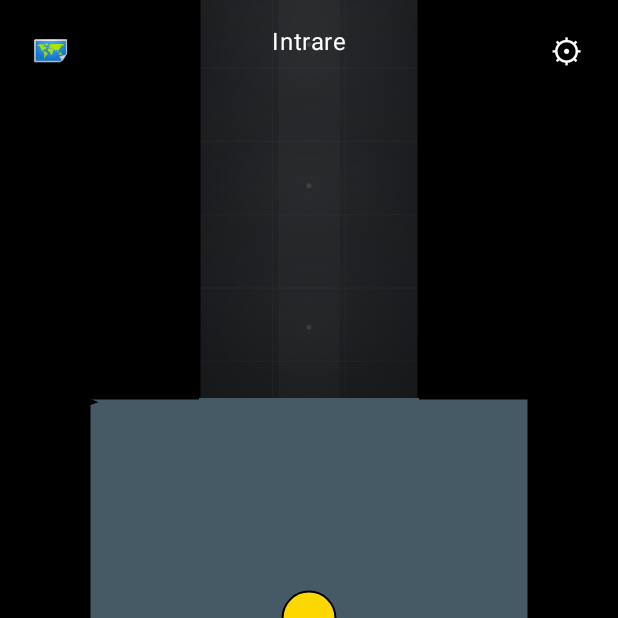
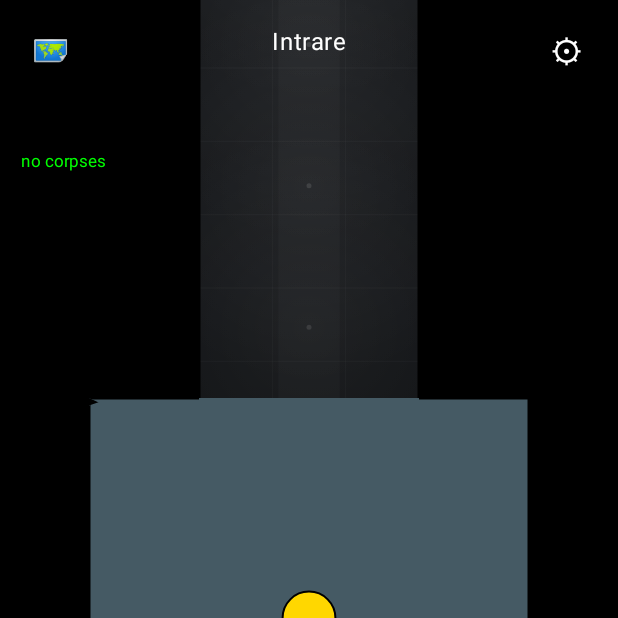
Before and after one commit to cezarmari19-sudo/Russian-spy, an Android app built with Jetpack Compose: the GameCanvasScreen screen opened through its navigation route, on a phone screen of 412 x 824 dp, the top half of it. Run offline under Robolectric (Android 15) with nearby library versions, the light colour scheme and no system bars.

Commit message:
Update GameCanvasScreen.kt

```diff
--- a/app/src/main/java/com/astran/russianspy/ui/GameCanvasScreen.kt
+++ b/app/src/main/java/com/astran/russianspy/ui/GameCanvasScreen.kt
@@ -652,6 +652,25 @@ fun GameCanvasScreen(
             )
         }
 
+        // TEMPORAR - banner de debug vizibil pe ecran, ca sa vedem starea
+        // corpurilor primite de la server fara Logcat/Android Studio. De
+        // scos dupa ce gasim bug-ul "corpul ramane dupa report".
+        Box(
+            modifier = Modifier
+                .align(Alignment.TopStart)
+                .padding(top = 90.dp, start = 8.dp)
+                .background(Color(0xCC000000))
+                .padding(6.dp)
+        ) {
+            Text(
+                text = viewModel.corpses.joinToString("\n") {
+                    "id=${it.id.takeLast(6)} rep=${it.reported} room=${it.roomId} morgue=${it.inMorgue}"
+                }.ifBlank { "no corpses" },
+                color = Color(0xFF00FF00),
+                fontSize = 11.sp
+            )
+        }
+
         // Ecran de spectator - afisat DOAR pe clientul victimei, dupa "you_were_killed".
         // Miscarea si joystick-ul sunt deja blocate mai sus; aici doar semnalam
         // clar starea, fara sa ascundem harta (jucatorul mort poate tot urmari
```
